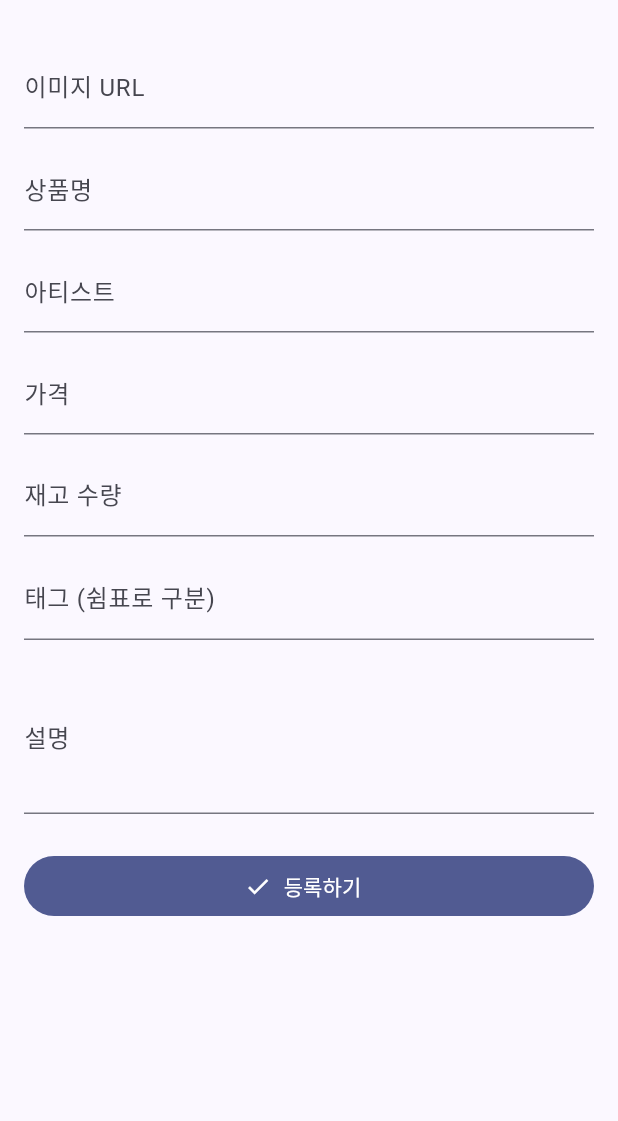
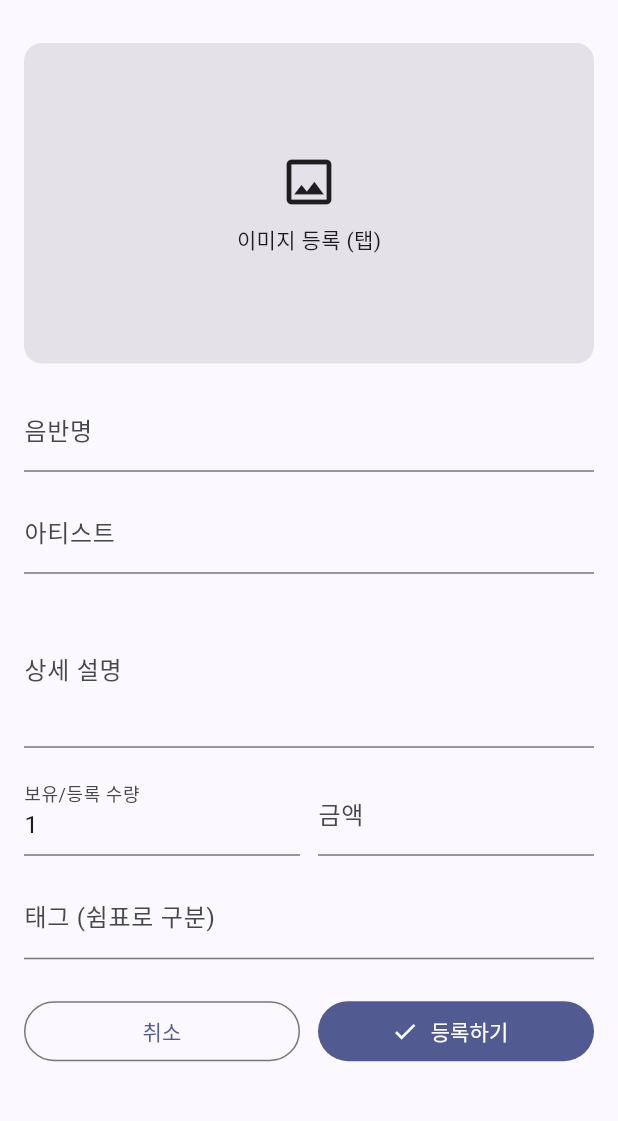
Before and after one commit to uiiuodo/flutter_application_flutterstart1, a Flutter app: the screen it shows after launch, after a tap on "들어가기", after a tap on the "add" icon, on a phone screen of 412 x 824 dp, the part 65-1186 px from its top. Run offline on Flutter 3.47's test engine with Material 3 defaults, Android fonts, the phone set to English and light mode, and no system bars; network calls fail.

Commit message:
등록 페이지_수정2

```diff
--- a/lib/ui/admin/product_create_page.dart
+++ b/lib/ui/admin/product_create_page.dart
@@ -13,13 +13,17 @@ class ProductCreatePage extends StatefulWidget {
 
 class _ProductCreatePageState extends State<ProductCreatePage> {
   final _formKey = GlobalKey<FormState>();
+
+  // 폼 컨트롤러
   final _title = TextEditingController();
   final _artist = TextEditingController();
   final _price = TextEditingController();
-  final _stock = TextEditingController();
+  final _stock = TextEditingController(text: '1');
   final _tags = TextEditingController();
+  final _description = TextEditingController();
+
+  // 이미지 URL은 텍스트필드를 숨기고, '이미지 박스'를 통해 팝업에서만 입력
   final _imageUrl = TextEditingController();
-  final _description = TextEditingController();
 
   @override
   void dispose() {
@@ -28,12 +32,29 @@ class _ProductCreatePageState extends State<ProductCreatePage> {
     _price.dispose();
     _stock.dispose();
     _tags.dispose();
+    _description.dispose();
     _imageUrl.dispose();
-    _description.dispose();
     super.dispose();
   }
 
+  Future<void> _editImageUrl() async {
+    final url = await showDialog<String>(
+      context: context,
+      builder: (_) => _ImageUrlDialog(initial: _imageUrl.text),
+    );
+    if (url != null) {
+      setState(() => _imageUrl.text = url.trim());
+    }
+  }
+
   void _submit() {
+    // 이미지 필수
+    if (_imageUrl.text.trim().isEmpty) {
+      ScaffoldMessenger.of(
+        context,
+      ).showSnackBar(const SnackBar(content: Text('이미지 URL을 입력하세요')));
+      return;
+    }
     if (!(_formKey.currentState?.validate() ?? false)) return;
 
     final product = Product(
@@ -52,7 +73,7 @@ class _ProductCreatePageState extends State<ProductCreatePage> {
     );
 
     widget.onCreate(product);
-    Navigator.pop(context); // 등록 완료 후 뒤로가기
+    Navigator.pop(context); // 저장 후 목록으로
   }
 
   @override
@@ -68,43 +89,46 @@ class _ProductCreatePageState extends State<ProductCreatePage> {
           child: Column(
             crossAxisAlignment: CrossAxisAlignment.start,
             children: [
-              // 이미지 미리보기
-              if (_imageUrl.text.isNotEmpty)
-                Padding(
-                  padding: const EdgeInsets.only(bottom: 16),
+              // 1) 이미지 큰 박스 (탭하면 URL 팝업)
+              GestureDetector(
+                onTap: _editImageUrl,
                 child: ClipRRect(
                   borderRadius: BorderRadius.circular(12),
-                    child: Image.network(
+                  child: AspectRatio(
+                    aspectRatio: 16 / 9,
+                    child: _imageUrl.text.isEmpty
+                        ? Container(
+                            alignment: Alignment.center,
+                            color: cs.surfaceContainerHighest,
+                            child: Column(
+                              mainAxisSize: MainAxisSize.min,
+                              children: const [
+                                Icon(Icons.image_outlined, size: 40),
+                                SizedBox(height: 8),
+                                Text('이미지 등록 (탭)'),
+                              ],
+                            ),
+                          )
+                        : Image.network(
                             _imageUrl.text,
-                      height: 180,
-                      width: double.infinity,
                             fit: BoxFit.cover,
-                      errorBuilder: (_, __, ___) =>
-                          const Center(child: Text('이미지 로드 실패')),
+                            errorBuilder: (_, __, ___) => Container(
+                              alignment: Alignment.center,
+                              color: cs.surfaceContainerHighest,
+                              child: const Text('이미지를 불러올 수 없습니다'),
                             ),
                           ),
                   ),
-              TextFormField(
-                controller: _imageUrl,
-                decoration: const InputDecoration(
-                  labelText: '이미지 URL',
-                  hintText: '예: https://picsum.photos/seed/album/600/400',
                 ),
-                onChanged: (_) => setState(() {}),
-                validator: (v) {
-                  if (v == null || v.isEmpty) return '이미지 주소를 입력하세요';
-                  final uri = Uri.tryParse(v);
-                  if (uri == null || !uri.isAbsolute) return '유효한 URL을 입력하세요';
-                  return null;
-                },
               ),
-              const SizedBox(height: 12),
+              const SizedBox(height: 16),
 
+              // 2) 기본 정보
               TextFormField(
                 controller: _title,
-                decoration: const InputDecoration(labelText: '상품명'),
+                decoration: const InputDecoration(labelText: '음반명'),
                 validator: (v) =>
-                    v == null || v.trim().isEmpty ? '상품명을 입력하세요' : null,
+                    v == null || v.trim().isEmpty ? '음반명을 입력하세요' : null,
               ),
               const SizedBox(height: 12),
 
@@ -115,21 +139,41 @@ class _ProductCreatePageState extends State<ProductCreatePage> {
               const SizedBox(height: 12),
 
               TextFormField(
-                controller: _price,
+                controller: _description,
+                decoration: const InputDecoration(labelText: '상세 설명'),
+                maxLines: 3,
+              ),
+              const SizedBox(height: 16),
+
+              // 3) 수량/금액
+              Row(
+                children: [
+                  Expanded(
+                    child: TextFormField(
+                      controller: _stock,
                       keyboardType: TextInputType.number,
-                decoration: const InputDecoration(labelText: '가격'),
+                      decoration: const InputDecoration(labelText: '보유/등록 수량'),
                       validator: (v) {
-                  if (v == null || v.isEmpty) return '가격을 입력하세요';
+                        if (v == null || v.isEmpty) return '수량을 입력하세요';
                         if (int.tryParse(v) == null) return '숫자만 입력하세요';
                         return null;
                       },
                     ),
-              const SizedBox(height: 12),
-
-              TextFormField(
-                controller: _stock,
+                  ),
+                  const SizedBox(width: 12),
+                  Expanded(
+                    child: TextFormField(
+                      controller: _price,
                       keyboardType: TextInputType.number,
-                decoration: const InputDecoration(labelText: '재고 수량'),
+                      decoration: const InputDecoration(labelText: '금액'),
+                      validator: (v) {
+                        if (v == null || v.isEmpty) return '금액을 입력하세요';
+                        if (int.tryParse(v) == null) return '숫자만 입력하세요';
+                        return null;
+                      },
+                    ),
+                  ),
+                ],
               ),
               const SizedBox(height: 12),
 
@@ -140,18 +184,19 @@ class _ProductCreatePageState extends State<ProductCreatePage> {
                   hintText: '예: jazz, vinyl, classic',
                 ),
               ),
-              const SizedBox(height: 12),
-
-              TextFormField(
-                controller: _description,
-                decoration: const InputDecoration(labelText: '설명'),
-                maxLines: 3,
-              ),
               const SizedBox(height: 24),
 
-              // 등록 버튼
-              SizedBox(
-                width: double.infinity,
+              // 4) 하단 버튼 (취소 / 등록하기)
+              Row(
+                children: [
+                  Expanded(
+                    child: OutlinedButton(
+                      onPressed: () => Navigator.pop(context),
+                      child: const Text('취소'),
+                    ),
+                  ),
+                  const SizedBox(width: 12),
+                  Expanded(
                     child: FilledButton.icon(
                       onPressed: _submit,
                       icon: const Icon(Icons.check),
@@ -160,8 +205,102 @@ class _ProductCreatePageState extends State<ProductCreatePage> {
                   ),
                 ],
               ),
+            ],
+          ),
         ),
       ),
     );
   }
 }
+
+/// 이미지 URL 입력용 다이얼로그
+class _ImageUrlDialog extends StatefulWidget {
+  const _ImageUrlDialog({required this.initial});
+  final String initial;
+
+  @override
+  State<_ImageUrlDialog> createState() => _ImageUrlDialogState();
+}
+
+class _ImageUrlDialogState extends State<_ImageUrlDialog> {
+  late final TextEditingController _ctrl;
+  String? _error;
+
+  @override
+  void initState() {
+    super.initState();
+    _ctrl = TextEditingController(text: widget.initial);
+  }
+
+  @override
+  void dispose() {
+    _ctrl.dispose();
+    super.dispose();
+  }
+
+  void _submit() {
+    final v = _ctrl.text.trim();
+    final uri = Uri.tryParse(v);
+    if (v.isEmpty || uri == null || !uri.isAbsolute) {
+      setState(() => _error = '유효한 이미지 URL을 입력하세요');
+      return;
+    }
+    Navigator.pop(context, v);
+  }
+
+  @override
+  Widget build(BuildContext context) {
+    final previewUrl = _ctrl.text.trim();
+
+    return AlertDialog(
+      title: const Text('이미지 URL 입력'),
+      content: Column(
+        mainAxisSize: MainAxisSize.min,
+        children: [
+          TextField(
+            controller: _ctrl,
+            decoration: InputDecoration(
+              hintText: 'https:// ...',
+              errorText: _error,
+              suffixIcon: IconButton(
+                icon: const Icon(Icons.clear),
+                onPressed: () {
+                  _ctrl.clear();
+                  setState(() => _error = null);
+                },
+              ),
+            ),
+            onChanged: (_) => setState(() => _error = null),
+            onSubmitted: (_) => _submit(),
+          ),
+          const SizedBox(height: 12),
+          if (previewUrl.isNotEmpty)
+            ClipRRect(
+              borderRadius: BorderRadius.circular(8),
+              child: AspectRatio(
+                aspectRatio: 16 / 9,
+                child: Image.network(
+                  previewUrl,
+                  fit: BoxFit.cover,
+                  errorBuilder: (_, __, ___) => Container(
+                    alignment: Alignment.center,
+                    color: Theme.of(
+                      context,
+                    ).colorScheme.surfaceContainerHighest,
+                    child: const Text('미리보기 실패'),
+                  ),
+                ),
+              ),
+            ),
+        ],
+      ),
+      actions: [
+        TextButton(
+          onPressed: () => Navigator.pop(context),
+          child: const Text('취소'),
+        ),
+        FilledButton(onPressed: _submit, child: const Text('확인')),
+      ],
+    );
+  }
+}
```
Lines whose indentation alone changed are shown as unchanged.
